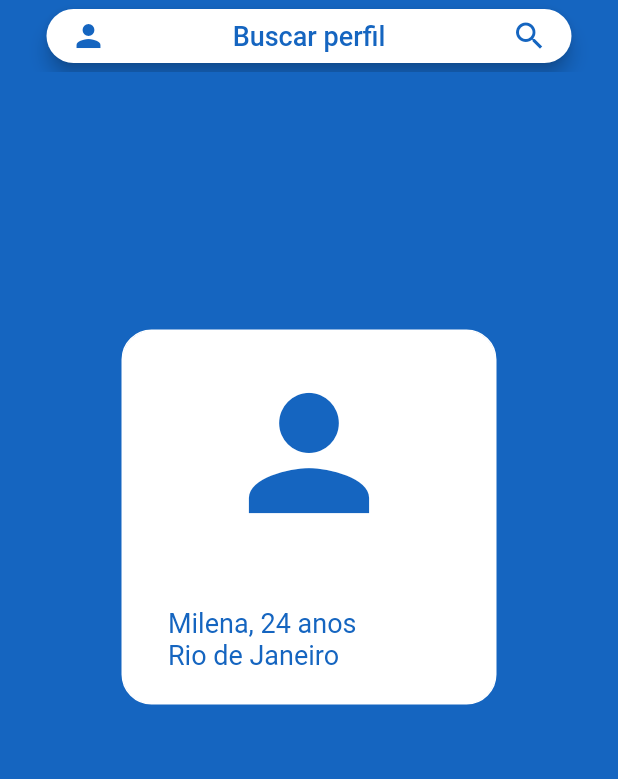
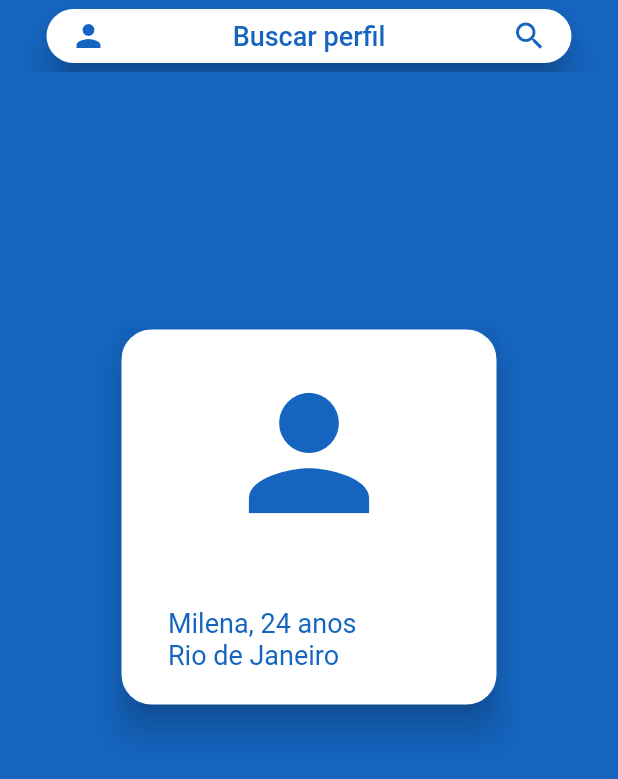
Before and after one commit to Gustavo0Henrick/TestApp, a Flutter app: the Home screen opened directly, on a phone screen of 412 x 824 dp. Shown: the top 779 px of the screen. Run offline on Flutter 3.47's test engine with Material 2 defaults, Android fonts, the phone set to English and light mode, and no system bars.

Commit message:
galery att

```diff
--- a/testapp/lib/core/components/custom_box.dart
+++ b/testapp/lib/core/components/custom_box.dart
@@ -26,6 +26,9 @@ class CustomBox extends StatelessWidget {
               Navigator.push(context,
                   MaterialPageRoute(builder: (builder) => Person(index: id)));
             },
+            child: Card(
+              color: Colors.transparent,
+              elevation: 10,
               child: Container(
                 decoration: BoxDecoration(
                   color: Colors.white,
@@ -58,6 +61,7 @@ class CustomBox extends StatelessWidget {
                 ),
               ),
             ),
+          ),
         ],
       ),
     );
--- a/testapp/lib/core/components/custom_card.dart
+++ b/testapp/lib/core/components/custom_card.dart
@@ -7,7 +7,10 @@ class CustomCard extends StatelessWidget {
   const CustomCard({Key key, this.title, this.icon}) : super(key: key);
   @override
   Widget build(BuildContext context) {
-    return Container(
+    return Card(
+      elevation: 10,
+      color: Colors.transparent,
+      child: Container(
         decoration: BoxDecoration(
           color: Colors.white,
           borderRadius: BorderRadius.circular(15),
@@ -32,6 +35,7 @@ class CustomCard extends StatelessWidget {
             )
           ],
         ),
+      ),
     );
   }
 }
--- a/testapp/lib/core/page/galery.dart
+++ b/testapp/lib/core/page/galery.dart
@@ -31,6 +31,7 @@ class Galery extends StatelessWidget {
                 padding: EdgeInsets.all(15.0),
                 child: Container(
                   child: CustomCard(
+
                     icon: Icons.image,
                     title: 'Image $index',
                   ),
--- a/testapp/lib/core/page/home.dart
+++ b/testapp/lib/core/page/home.dart
@@ -13,7 +13,7 @@ class Home extends StatelessWidget {
               width: 350,
               child: ElevatedButton(
                 style: ElevatedButton.styleFrom(
-                  elevation: 5,
+                  elevation: 10,
                   primary: Colors.white,
                   shape: RoundedRectangleBorder(
                       borderRadius: BorderRadius.circular(20)),
```
Lines whose indentation alone changed are shown as unchanged.
